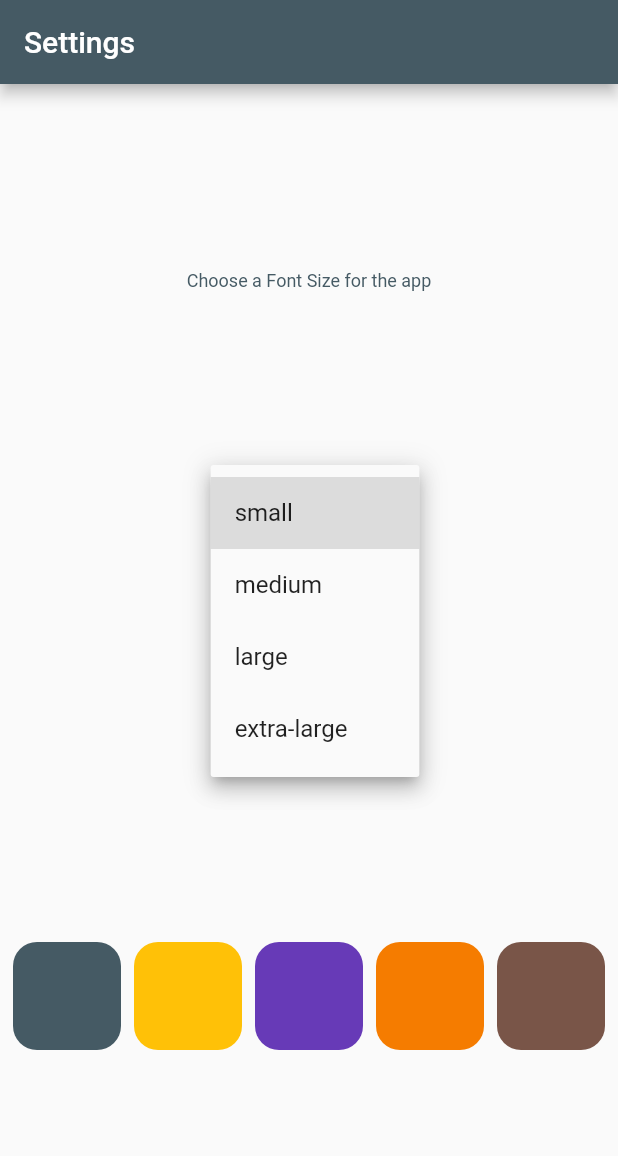
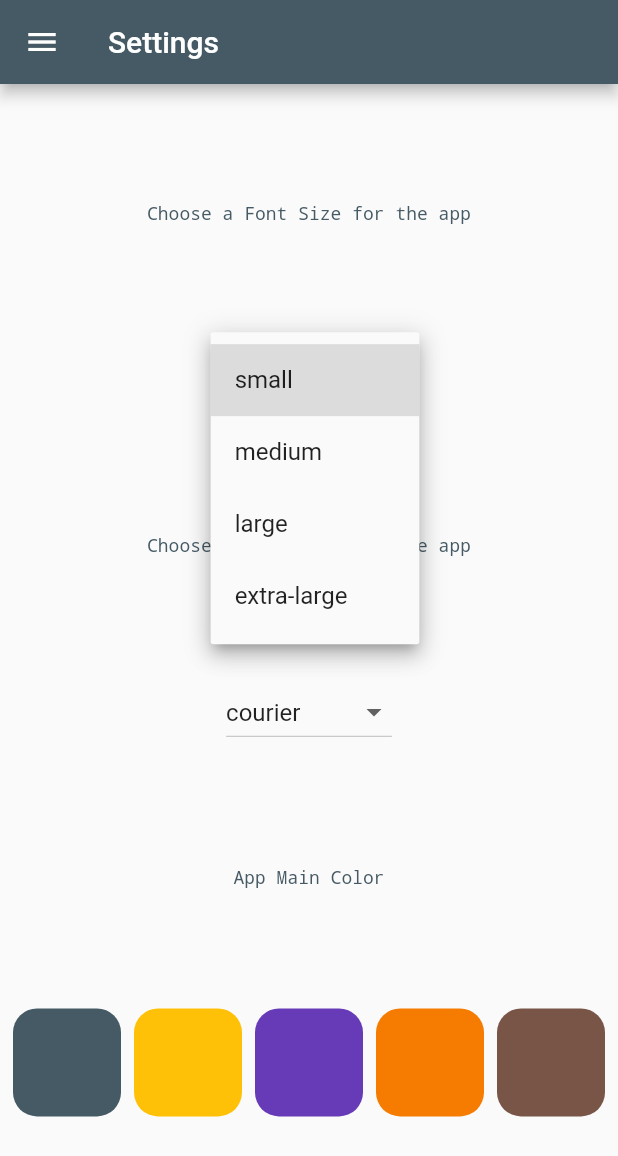
Before and after one commit to cr1pto/mobile-samples, a Flutter app: the SettingsScreen screen opened directly, after a tap on "small", on a phone screen of 412 x 824 dp. Shown: the top 1156 px of the screen. Run offline on Flutter 3.47's test engine with Material 2 defaults, Android fonts, the phone set to English and light mode, and no system bars; our stand-ins replace sembast, shared_preferences; accounts and stored records are empty.

Commit message:
update sample to include additional values

```diff
--- a/glob_app/lib/data/shared_prefs.dart
+++ b/glob_app/lib/data/shared_prefs.dart
@@ -3,6 +3,7 @@ import 'dart:async';
 
 class SPSettings {
   final String fontSizeKey = 'font_size';
+  final String fontTypeKey = 'font_type';
   final String colorKey = 'color';
   static late SharedPreferences _sp;
   static SPSettings? _instance;
@@ -46,4 +47,15 @@ class SPSettings {
     }
     return fontSize;
   }
+
+  String getFontType() {
+    String? fontType = _sp.getString(fontTypeKey);
+
+    fontType ??= 'courier';
+
+    return fontType;
+  }
+  Future setFontType(String fontType) async {
+    await _sp.setString(fontTypeKey, fontType);
+  }
 }
--- a/glob_app/lib/main.dart
+++ b/glob_app/lib/main.dart
@@ -1,5 +1,7 @@
 import 'package:flutter/material.dart';
+import 'package:glob_app/screens/home.dart';
 import 'package:glob_app/screens/settings.dart';
+import 'package:glob_app/shared/menu_bar.dart';
 
 void main() {
   runApp(const MyApp());
@@ -16,7 +18,8 @@ class MyApp extends StatelessWidget {
       theme: ThemeData(
         primarySwatch: Colors.blue,
       ),
-      home: SettingsScreen(),
+      // home: SettingsScreen(),
+      home: HomeScreen(),
     );
   }
 }
--- /dev/null
+++ b/glob_app/lib/screens/home.dart
@@ -0,0 +1,56 @@
+import 'package:flutter/material.dart';
+import 'package:glob_app/data/shared_prefs.dart';
+import 'package:glob_app/screens/passwords.dart';
+import 'package:glob_app/screens/settings.dart';
+import 'package:glob_app/shared/menu_bar.dart';
+
+class HomeScreen extends StatefulWidget {
+  @override
+  _HomeScreenState createState() => _HomeScreenState();
+}
+
+class _HomeScreenState extends State<HomeScreen> {
+  int settingColor = 0xff1976d2;
+  double fontSize = 16;
+  SPSettings settings = SPSettings();
+
+  @override
+  void initState() {
+    getSettings();
+    super.initState();
+  }
+
+  Future getSettings() async {
+    settings = SPSettings();
+    settings.init().then((value) {
+      setState(() {
+        settingColor = settings.getColor();
+        fontSize = settings.getFontSize();
+      });
+    });
+  }
+
+  @override
+  Widget build(BuildContext context) {
+    return FutureBuilder(
+      future: getSettings(),
+      builder: (BuildContext context, AsyncSnapshot<dynamic> snapshot) {
+        return Scaffold(
+          appBar: AppBar(
+            backgroundColor: Color(settingColor),
+            title: const Text('GlobApp'),
+          ),
+          drawer: const MenuDrawer(),
+          body: const Text('Welcome!')
+          // body: Container(
+          //   decoration: const BoxDecoration(
+          //     image: DecorationImage(
+          //       image: AssetImage('assets/travel.jpg')
+          //     )
+          //   ),
+          // ),
+        );
+      }
+    );
+  }
+}
--- a/glob_app/lib/screens/settings.dart
+++ b/glob_app/lib/screens/settings.dart
@@ -1,18 +1,21 @@
 import 'package:flutter/material.dart';
+import 'package:glob_app/shared/menu_bar.dart';
 import '../data/shared_prefs.dart';
 import '../models/font_size.dart';
 
 class SettingsScreen extends StatefulWidget {
-  SettingsScreen({Key? key}) : super(key: key);
+  const SettingsScreen({Key? key}) : super(key: key);
 
   @override
   _SettingsScreenState createState() => _SettingsScreenState();
 }
 
 class _SettingsScreenState extends State<SettingsScreen> {
-  List<DropdownMenuItem<String>> dropItems = [];
+  List<DropdownMenuItem<String>> fontSizesItems = [];
+  List<DropdownMenuItem<String>> fontTypes = [];
   int settingColor = 0xff1976d2;
   double fontSize = 16;
+  String fontType = 'courier';
   List<int> colors = [
     0xFF455A64,
     0xFFFFC107,
@@ -28,13 +31,31 @@ class _SettingsScreenState extends State<SettingsScreen> {
     FontSize('extra-large', 24),
   ];
 
+  final List<String> fontTypeNames = [
+    'courier',
+    'times',
+    'roboto',
+    'arial',
+    'serif', // basically the same thing as times
+    'sans-serif', // basically the same thing as roboto
+    'comic-sans',
+    'poor-richard',
+    'mistral',
+    'wingdings',
+    'calibri',
+    'calibre',
+    'Raleway' // mac?
+  ];
+
   @override
   void initState() {
     settings.init().then((value) => {
       setState(() {
         settingColor = settings.getColor();
         fontSize = settings.getFontSize();
-            dropItems = getDropDownMenuItems();
+        fontType = settings.getFontType();
+        fontSizesItems = getDropDownMenuItems();
+        fontTypes = getFontTypes();
       })
     });
     super.initState();
@@ -44,9 +65,10 @@ class _SettingsScreenState extends State<SettingsScreen> {
   Widget build(BuildContext context) {
     return Scaffold(
         appBar: AppBar(
-          title: Text('Settings'),
+          title: const Text('Settings'),
           backgroundColor: Color(settingColor),
         ),
+        drawer: const MenuDrawer(),
         body:
         Column(
             mainAxisAlignment: MainAxisAlignment.spaceEvenly,
@@ -54,14 +76,27 @@ class _SettingsScreenState extends State<SettingsScreen> {
               Text('Choose a Font Size for the app',
                   style: TextStyle(
                       fontSize: fontSize,
+                      fontFamily: fontType,
                       color: Color(settingColor))),
               DropdownButton(
                   value: fontSize.toString(),
-                    items: dropItems,
+                  items: fontSizesItems,
                   onChanged: changeSize),
+              Text('Choose a Font Type for the app',
+                  style: TextStyle(
+                      fontSize: fontSize,
+                      fontStyle: FontStyle.normal,
+                      fontFamily: fontType,
+                      color: Color(settingColor))),
+              DropdownButton(
+                  value: fontType,
+                  items: fontTypes,
+                  onChanged: changeFontType
+              ),
               Text('App Main Color',
                   style: TextStyle(
                       fontSize: fontSize,
+                      fontFamily: fontType,
                       color: Color(settingColor))),
               Row(
                 mainAxisAlignment: MainAxisAlignment.spaceEvenly,
@@ -93,16 +128,24 @@ class _SettingsScreenState extends State<SettingsScreen> {
     });
   }
 
+  List<DropdownMenuItem<String>> getFontTypes() {
+    List<DropdownMenuItem<String>> items = [];
+    items = List.of(fontTypeNames.map((fontTypeForItem) {
+      DropdownMenuItem<String> item = DropdownMenuItem(
+          value: fontTypeForItem,
+          child: Text(fontTypeForItem));
+      return item;
+    }));
+
+    return items;
+  }
+
   List<DropdownMenuItem<String>> getDropDownMenuItems() {
     List<DropdownMenuItem<String>> items = [];
-    // for(FontSize fontSize in fontSizes) {
-    //   items.add(DropdownMenuItem(
-    //     value: fontSize.size.toString(), child: Text(fontSize.name),
-    //   ));
-    // }
-    // return items;
 
-     items = List.of(fontSizes.map((fontSizeForItem) => DropdownMenuItem(value: fontSizeForItem.size.toString(), child: Text(fontSizeForItem.name))));
+    items = List.of(fontSizes.map((fontSizeForItem) => DropdownMenuItem(
+        value: fontSizeForItem.size.toString(),
+        child: Text(fontSizeForItem.name))));
 
     return items;
   }
@@ -111,6 +154,13 @@ class _SettingsScreenState extends State<SettingsScreen> {
     settings.setFontSize(double.parse(newSize ?? '12'));
     setState(() {
       fontSize = double.parse(newSize ?? '12');
+    });
+  }
+
+  void changeFontType(String? newFontType) {
+    settings.setFontType(newFontType ?? 'courier');
+    setState(() {
+      fontType = newFontType ?? 'courier';
     });
   }
 }
@@ -126,7 +176,7 @@ class ColorSquare extends StatelessWidget {
       width: 72,
       height: 72,
       decoration: BoxDecoration(
-          borderRadius: BorderRadius.all(Radius.circular(16)),
+          borderRadius: const BorderRadius.all(Radius.circular(16)),
           color: Color(colorCode)),
     );
   }
--- /dev/null
+++ b/glob_app/lib/screens/viewable.dart
@@ -0,0 +1,5 @@
+import 'package:flutter/widgets.dart';
+
+abstract class Viewable {
+  Widget getWidget(String name);
+}
```
Also changed, not shown: glob_app/lib/data/sembast_db.dart (+33 -5 lines), glob_app/lib/screens/memos.dart (added, +70 -0 lines), glob_app/lib/screens/my_network.dart (added, +71 -0 lines), glob_app/lib/screens/password_detail.dart (added, +70 -0 lines), glob_app/lib/screens/passwords.dart (added, +59 -0 lines), glob_app/pubspec.yaml (+4 -4 lines), glob_app/pubspec.lock, 5 other files. Lines whose indentation alone changed are shown as unchanged.
